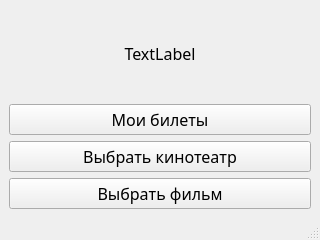
Before: the Qt Designer form db_cinema_project/ui/lk_form.ui in goo-goo-goo-joob/hse_db_course, drawn with Qt 5.
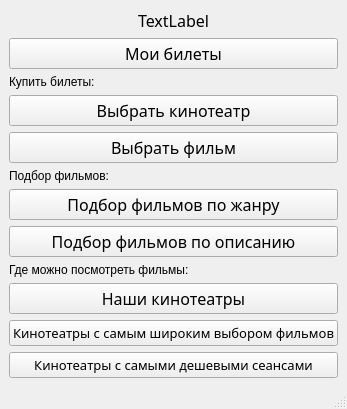
After: the same form once the commit is applied.

```diff
--- a/db_cinema_project/ui/lk_form.ui
+++ b/db_cinema_project/ui/lk_form.ui
@@ -7,7 +7,7 @@
     <x>0</x>
     <y>0</y>
     <width>320</width>
-    <height>240</height>
+    <height>385</height>
    </rect>
   </property>
   <property name="windowTitle">
@@ -44,6 +44,13 @@
       </property>
      </widget>
     </item>
+    <item>
+     <widget class="QLabel" name="label_3">
+      <property name="text">
+       <string>Купить билеты:</string>
+      </property>
+     </widget>
+    </item>
     <item>
      <widget class="QPushButton" name="cinema_btn">
       <property name="font">
@@ -70,6 +77,85 @@
       </property>
      </widget>
     </item>
+    <item>
+     <widget class="QLabel" name="label_2">
+      <property name="text">
+       <string>Подбор фильмов:</string>
+      </property>
+     </widget>
+    </item>
+    <item>
+     <widget class="QPushButton" name="filmgenre_btn">
+      <property name="font">
+       <font>
+        <family>Candara</family>
+        <pointsize>12</pointsize>
+       </font>
+      </property>
+      <property name="text">
+       <string>Подбор фильмов по жанру</string>
+      </property>
+     </widget>
+    </item>
+    <item>
+     <widget class="QPushButton" name="filmdesc_btn">
+      <property name="font">
+       <font>
+        <family>Candara</family>
+        <pointsize>12</pointsize>
+       </font>
+      </property>
+      <property name="text">
+       <string>Подбор фильмов по описанию</string>
+      </property>
+     </widget>
+    </item>
+    <item>
+     <widget class="QLabel" name="label_4">
+      <property name="text">
+       <string>Где можно посмотреть фильмы:</string>
+      </property>
+     </widget>
+    </item>
+    <item>
+     <widget class="QPushButton" name="cinema2_btn">
+      <property name="font">
+       <font>
+        <family>Candara</family>
+        <pointsize>12</pointsize>
+       </font>
+      </property>
+      <property name="text">
+       <string>Наши кинотеатры</string>
+      </property>
+     </widget>
+    </item>
+    <item>
+     <widget class="QPushButton" name="variety_btn">
+      <property name="font">
+       <font>
+        <family>Candara</family>
+        <pointsize>10</pointsize>
+       </font>
+      </property>
+      <property name="text">
+       <string>Кинотеатры с самым широким выбором фильмов</string>
+      </property>
+     </widget>
+    </item>
+    <item>
+     <widget class="QPushButton" name="cheap_btn">
+      <property name="font">
+       <font>
+        <family>Candara</family>
+        <pointsize>10</pointsize>
+       </font>
+      </property>
+      <property name="text">
+       <string>Кинотеатры с самыми дешевыми сеансами</string>
+      </property>
+     </widget>
+    </item>
    </layout>
   </widget>
   <widget class="QMenuBar" name="menubar">
```
